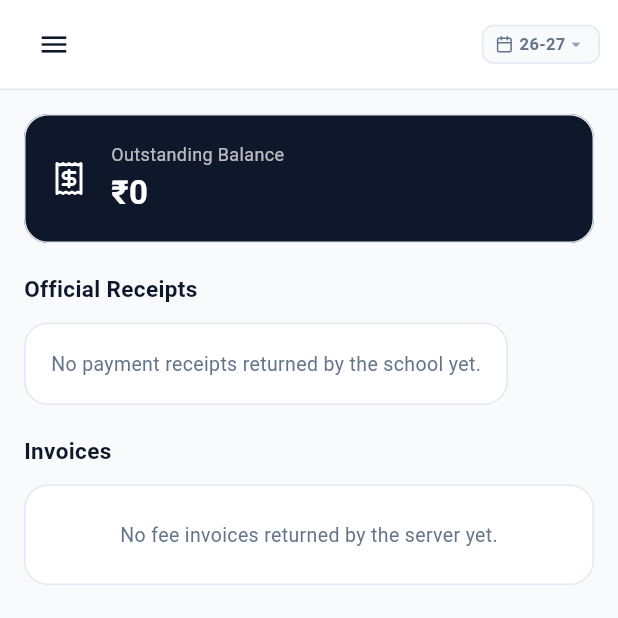
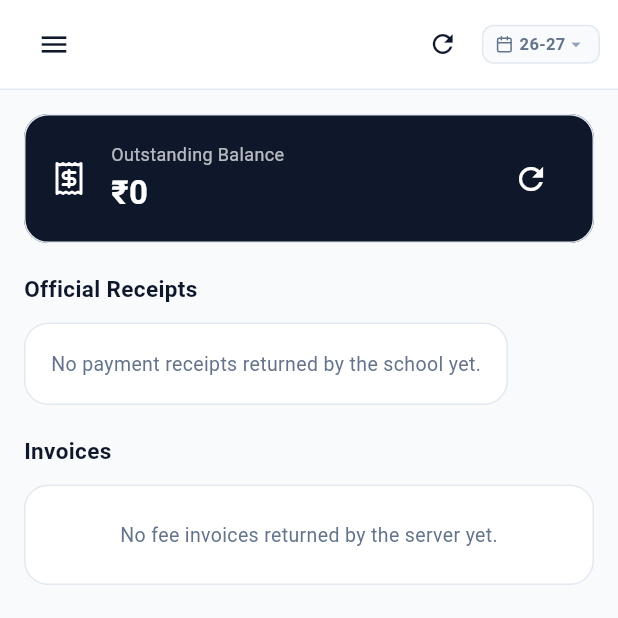
Before and after one commit to Tushaaaaarrrrrr/school-ERM, a Flutter app: the MainShellView screen opened directly, item 4 of the bottom bar chosen, on a phone screen of 412 x 824 dp, the top half of it. Run offline on Flutter 3.47's test engine with Material 3 defaults, Android fonts, the phone set to English and light mode, and no system bars; our stand-ins replace flutter_svg, google_sign_in, printing, shared_preferences, supabase; accounts and stored records are empty; network calls fail.

Commit message:
feat(mobile): add pull-to-refresh and top bar refresh actions

```diff
--- a/mobile/lib/core/widgets/app_top_header.dart
+++ b/mobile/lib/core/widgets/app_top_header.dart
@@ -4,6 +4,7 @@ import '../theme/app_theme.dart';
 import 'app_svg_icon.dart';
 import '../../data/services/auth_service.dart';
 import '../../data/models/user_model.dart';
+import '../../viewmodels/student_viewmodel.dart';
 
 class AppTopHeader extends StatelessWidget implements PreferredSizeWidget {
   final GlobalKey<ScaffoldState>? scaffoldKey;
@@ -108,6 +109,30 @@ class AppTopHeader extends StatelessWidget implements PreferredSizeWidget {
                 ),
               ),
 
+              // Refresh button
+              IconButton(
+                icon: const Icon(Icons.refresh, size: 20, color: AppColors.textPrimary),
+                tooltip: 'Refresh data',
+                visualDensity: VisualDensity.compact,
+                padding: EdgeInsets.zero,
+                constraints: const BoxConstraints(minWidth: 32, minHeight: 32),
+                onPressed: () async {
+                  final auth = context.read<AuthService>();
+                  if (auth.currentUser.role == UserRole.student || auth.currentUser.role == UserRole.parent) {
+                    await context.read<StudentViewModel>().refresh(auth.currentUser);
+                  }
+                  if (context.mounted) {
+                    ScaffoldMessenger.of(context).showSnackBar(
+                      const SnackBar(
+                        content: Text('Data refreshed'),
+                        duration: Duration(seconds: 1),
+                      ),
+                    );
+                  }
+                },
+              ),
+              const SizedBox(width: 6),
+
               // Right Actions: Academic Year
               InkWell(
                 onTap: () => _showYearPicker(context),
--- a/mobile/lib/views/parent_student/student_fees_view.dart
+++ b/mobile/lib/views/parent_student/student_fees_view.dart
@@ -19,7 +19,10 @@ class StudentFeesView extends StatelessWidget {
     final receipts = vm.receipts;
     final charges = vm.charges;
 
-    return SingleChildScrollView(
+    return RefreshIndicator(
+      onRefresh: () => vm.refresh(),
+      child: SingleChildScrollView(
+        physics: const AlwaysScrollableScrollPhysics(),
         padding: const EdgeInsets.all(16),
         child: Column(
           crossAxisAlignment: CrossAxisAlignment.start,
@@ -51,6 +54,20 @@ class StudentFeesView extends StatelessWidget {
                           ),
                         ],
                       ),
+                    ),
+                    IconButton(
+                      icon: vm.isLoading
+                          ? const SizedBox(
+                              width: 18,
+                              height: 18,
+                              child: CircularProgressIndicator(
+                                strokeWidth: 2,
+                                color: Colors.white,
+                              ),
+                            )
+                          : const Icon(Icons.refresh, color: Colors.white),
+                      tooltip: 'Refresh fees',
+                      onPressed: vm.isLoading ? null : () => vm.refresh(),
                     ),
                   ],
                 ),
@@ -210,6 +227,7 @@ class StudentFeesView extends StatelessWidget {
             }),
         ],
       ),
+    ),
   );
   }
 
```
Also changed, not shown: mobile/lib/viewmodels/student_viewmodel.dart (+13 -2 lines), mobile/lib/views/admin/admin_fees_view.dart (+9 -5 lines), mobile/lib/views/parent_student/student_home_view.dart (+8 -4 lines). Lines whose indentation alone changed are shown as unchanged.
